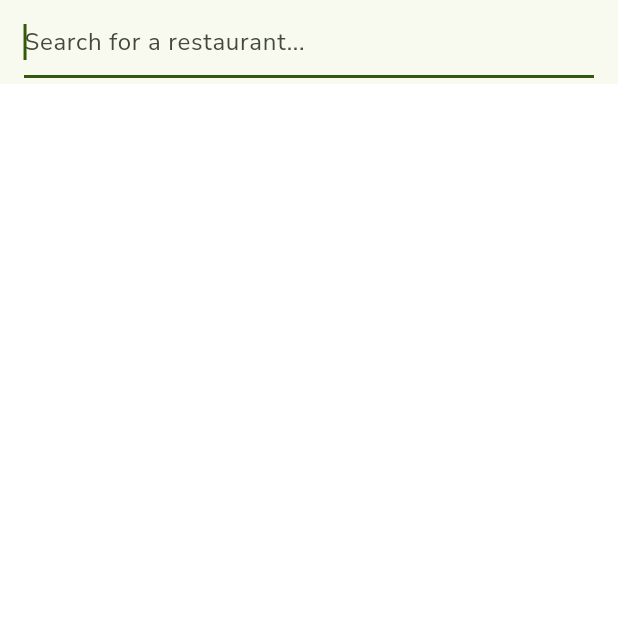
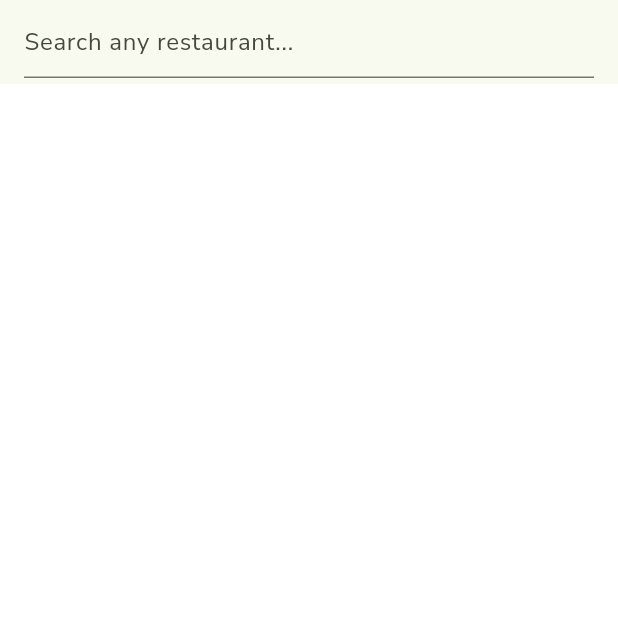
Before and after one commit to waffiqaziz/restaurantzz, a Flutter app: the SearchScreen screen opened directly, on a phone screen of 412 x 824 dp, the top half of it. Run offline on Flutter 3.47's test engine with Material 3 defaults, Android fonts, the phone set to English and light mode, and no system bars; our stand-ins replace flutter_rating_bar, google_fonts, readmore; project files that could hold a hidden picture were left out.

Commit message:
fix: resolve error message on search screen

```diff
--- a/lib/core/common/strings.dart
+++ b/lib/core/common/strings.dart
@@ -13,7 +13,8 @@ class Strings {
   static String ourRecommendation = "Our recommendation";
   static String githubUrl = 'https://github.com/waffiqaziz/restaurantzz';
 
-  static String searchAnyRestaurant = "Search any rstaurant...";
+  static String searchAnyRestaurant = "Search any restaurant...";
+  static String noResult = "No results founds";
 
   static String reviews = "Reviews";
   static String seeReviews = "See Reviews";
--- a/lib/core/provider/search/search_provider.dart
+++ b/lib/core/provider/search/search_provider.dart
@@ -27,10 +27,14 @@ class SearchProvider extends ChangeNotifier {
         if (result.data!.founded == 0) {
           _resultState = RestaurantSearchNotFoundState();
         } else if (result.data!.error) {
-          _resultState = RestaurantSearchErrorState("Error");
+          _resultState = RestaurantSearchErrorState("Please try again later");
         } else {
           _resultState = RestaurantSearchLoadedState(result.data!.restaurants);
         }
+      }else {
+        _resultState = RestaurantSearchErrorState(
+          result.message ?? "Unknown error occurred",
+        );
       }
       notifyListeners();
     } catch (e) {
--- a/lib/feature/search/screen/search_screen.dart
+++ b/lib/feature/search/screen/search_screen.dart
@@ -1,5 +1,6 @@
 import 'package:flutter/material.dart';
 import 'package:provider/provider.dart';
+import 'package:restaurantzz/core/common/strings.dart';
 import 'package:restaurantzz/core/networking/states/search_result_state.dart';
 import 'package:restaurantzz/core/provider/search/search_provider.dart';
 import 'package:restaurantzz/feature/list/screen/list_card.dart';
@@ -18,32 +19,22 @@ class _SearchScreenState extends State<SearchScreen> {
   String _lastQuery = "";
   bool _isSearching = false;
 
-  @override
-  void initState() {
-    super.initState();
-
-    // set focus
-    WidgetsBinding.instance.addPostFrameCallback((_) {
-      FocusScope.of(context).requestFocus(_focusNode);
-    });
-  }
-
   void _onSubmit(String query) {
     if (query.isEmpty) {
       setState(() {
         _isSearching = false;
       });
-      context
-          .read<SearchProvider>()
-          .clearSearchResults(); // Reset search results
+
+      // reset search results
+      context.read<SearchProvider>().clearSearchResults();
     } else if (query != _lastQuery) {
       setState(() {
         _isSearching = true;
         _lastQuery = query;
       });
-      context
-          .read<SearchProvider>()
-          .fetchRestaurantList(query); // Start searching
+
+      // trigger searching
+      context.read<SearchProvider>().fetchRestaurantList(query);
     }
   }
 
@@ -65,7 +56,7 @@ class _SearchScreenState extends State<SearchScreen> {
                   controller: _searchController,
                   focusNode: _focusNode, // Attach FocusNode
                   decoration: InputDecoration(
-                    hintText: 'Search for a restaurant...',
+                    hintText: Strings.searchAnyRestaurant,
                     filled: false, // Make the background filled
                     suffixIcon: _isSearching
                         ? IconButton(
@@ -87,7 +78,7 @@ class _SearchScreenState extends State<SearchScreen> {
           builder: (context, value, child) {
             return switch (value.resultState) {
               RestaurantSearchNotFoundState() =>
-                const Center(child: Text('No results found')),
+                Center(child: Text(Strings.noResult)),
               RestaurantSearchLoadingState() => const Center(
                   child: CircularProgressIndicator(),
                 ),
@@ -110,7 +101,14 @@ class _SearchScreenState extends State<SearchScreen> {
                   },
                 ),
               RestaurantSearchErrorState(error: var message) => Center(
-                  child: Text(message),
+                  child: Padding(
+                    padding: const EdgeInsets.all(16.0),
+                    child: Text(
+                      message,
+                      style: Theme.of(context).textTheme.bodyLarge,
+                      textAlign: TextAlign.center,
+                    ),
+                  ),
                 ),
               _ => const SizedBox(),
             };
```
